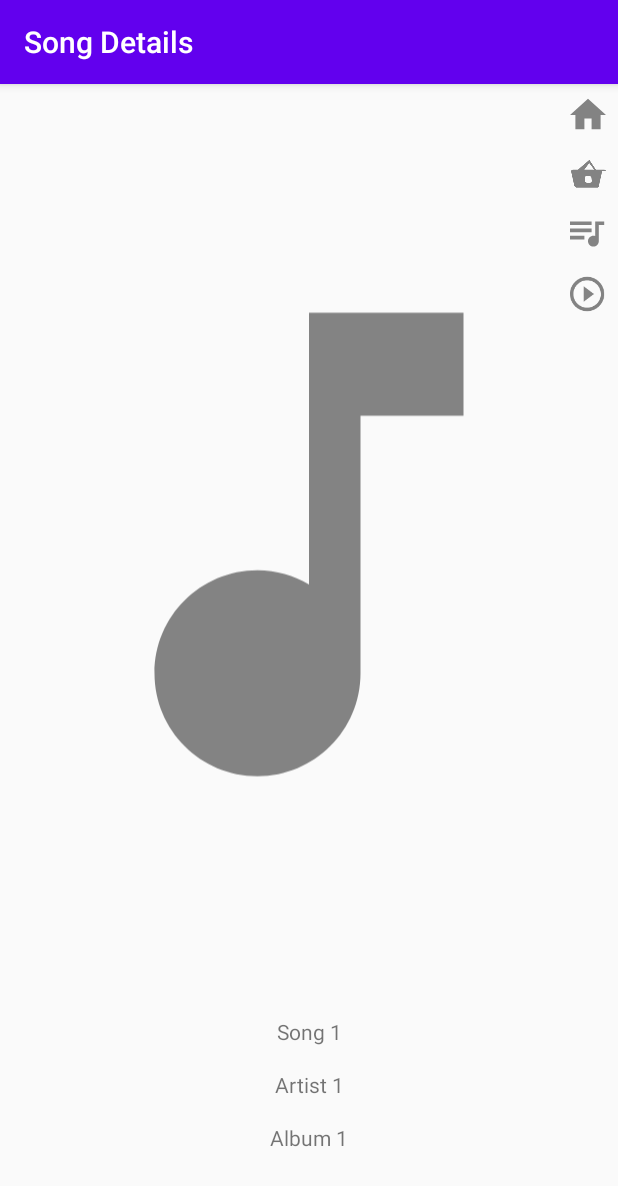
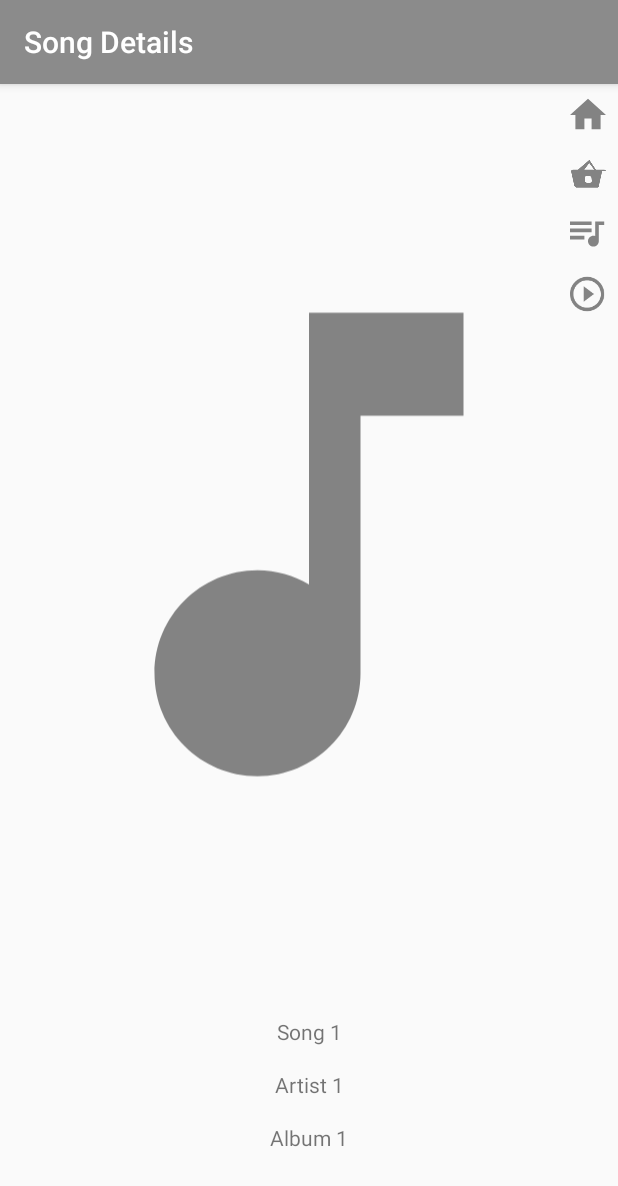
Before and after one commit to diederikdeneef/Music_Player, an Android app: the screen it shows after launch (SongDetailsActivity), after a tap on an icon or button, on a phone screen of 412 x 824 dp. Shown: the top 1186 px of the screen. Run offline under Robolectric (Android 15) with nearby library versions, the phone set to English and light mode, and no system bars.

Commit message:
style: Changed color scheme

```diff
--- a/app/src/main/res/values/colors.xml
+++ b/app/src/main/res/values/colors.xml
@@ -1,6 +1,6 @@
 <?xml version="1.0" encoding="utf-8"?>
 <resources>
-    <color name="colorPrimary">#6200EE</color>
-    <color name="colorPrimaryDark">#3700B3</color>
-    <color name="colorAccent">#03DAC5</color>
+    <color name="colorPrimary">#8b8b8b</color>
+    <color name="colorPrimaryDark">#515151</color>
+    <color name="colorAccent">#80D8FF</color>
 </resources>
```
